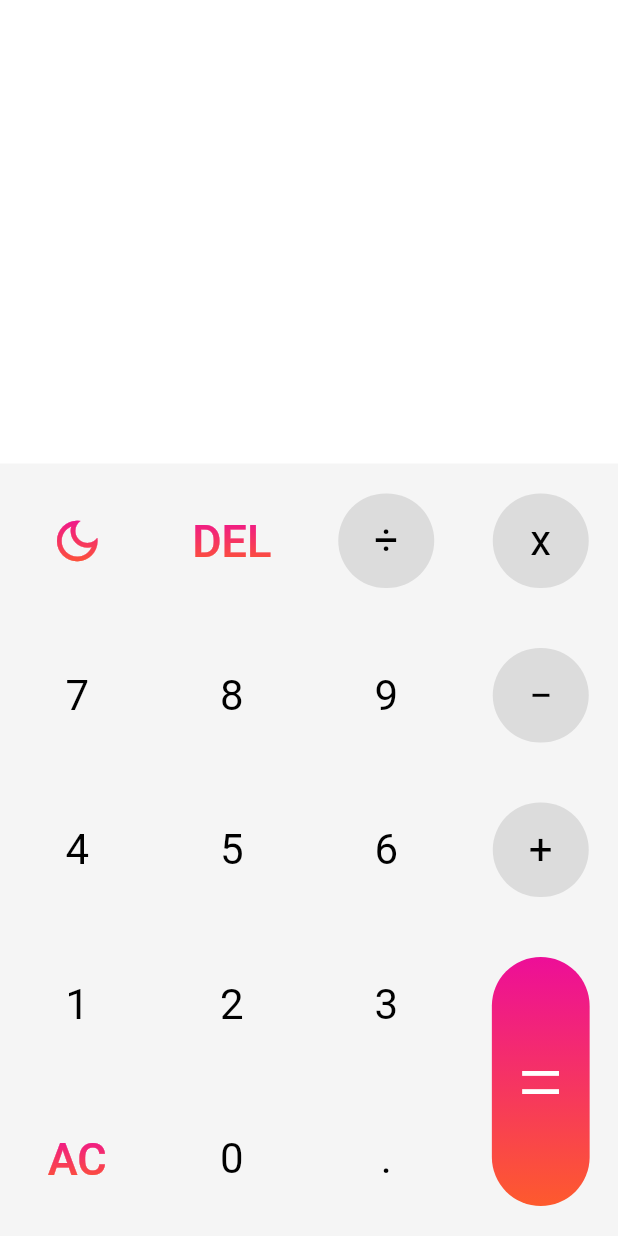
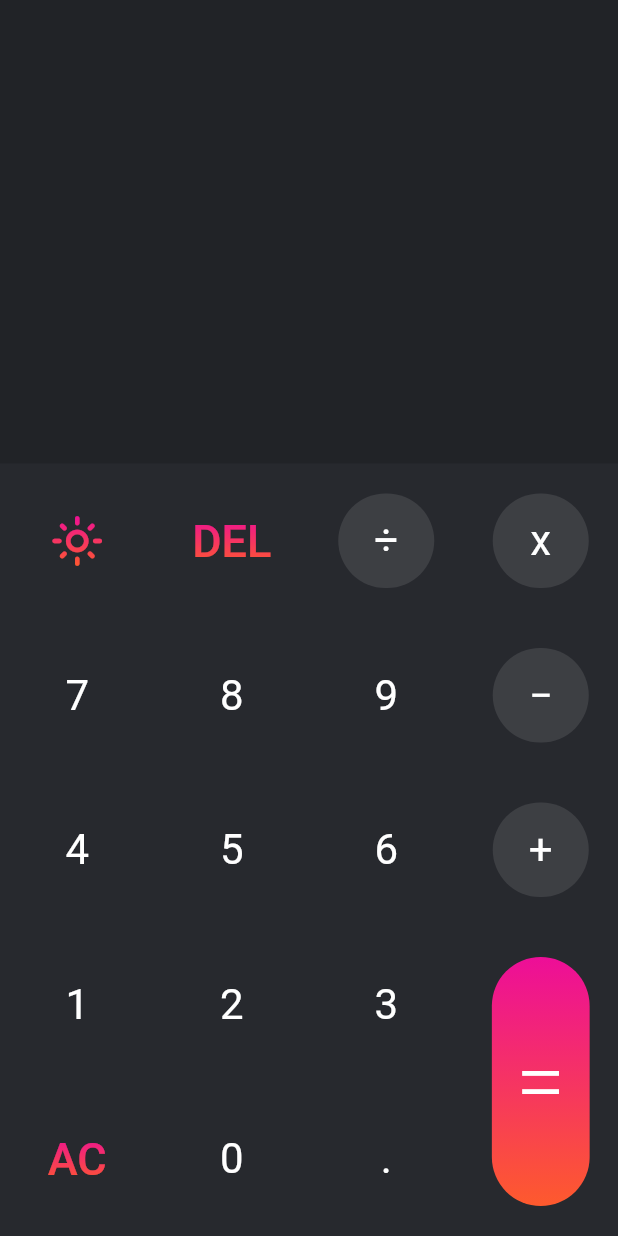
Before and after one commit to TheDarkLord100/calculator, a Flutter app: the screen it shows after launch, after a tap on the "dark mode" icon, on a phone screen of 412 x 824 dp. Run offline on Flutter 3.47's test engine with Material 2 defaults, Android fonts, the phone set to English and light mode, and no system bars; our stand-ins replace math_expressions.

Commit message:
Added dark mode support

```diff
--- a/lib/colors.dart
+++ b/lib/colors.dart
@@ -5,7 +5,7 @@ class Colours {
   static const Color backgroundBlack = Color(0xFF212327);
   static const Color gradientPink = Color(0xFFED0E98);
   static const Color gradientOrange = Color(0xFFFE5A2D);
-  static const Color darkGrey = Color(0xFF27292D);
+  static const Color darkGrey = Color(0xFF27292E);
   static const Color lightGrey = Color(0xFFF5F5F5);
   static const Color lightText = Color(0xFF637381);
   static const Color darkText = Color(0xFFCCCDD7);
--- a/lib/custom_button.dart
+++ b/lib/custom_button.dart
@@ -7,20 +7,21 @@ class CustomButton extends StatelessWidget {
       {Key? key,
       this.text,
       required this.onPressed,
-      this.icon,
+      this.icon, required this.darkMode,
       this.backgroundActive = false})
       : super(key: key);
   final String? text;
   final VoidCallback onPressed;
   final Widget? icon;
   final bool backgroundActive;
+  final bool darkMode;
 
   @override
   Widget build(BuildContext context) {
     return ElevatedButton(
         style: ElevatedButton.styleFrom(
             backgroundColor: backgroundActive
-                ? Colours.black.withOpacity(0.1)
+                ? darkMode ? Colours.backgroundWhite.withOpacity(0.1) : Colours.black.withOpacity(0.1)
                 : Colors.transparent,
             elevation: 0,
             shape: RoundedRectangleBorder(
@@ -29,8 +30,8 @@ class CustomButton extends StatelessWidget {
         child: icon ??
             Text(
               text!,
-              style: const TextStyle(
-                  color: Colours.black,
+              style: TextStyle(
+                  color: darkMode ? Colours.backgroundWhite : Colours.black,
                   fontSize: 28,
                   fontWeight: FontWeight.w400),
             ));
--- a/lib/screen.dart
+++ b/lib/screen.dart
@@ -18,12 +18,13 @@ class _ScreenState extends State<Screen> {
   String output = '';
   bool hideInput = false;
   bool resultCalculated = false;
+  bool darkMode = false;
 
   bool isOperator(String key) => "+/x-".contains(key);
 
   void onButtonPressed(String key) {
     if(key == 'mode') {
-      debugPrint("Mode changed");
+      darkMode = !darkMode;
     }
 
     if(key == "AC") {
@@ -104,10 +105,11 @@ class _ScreenState extends State<Screen> {
     final width = MediaQuery.of(context).size.width;
     return Scaffold(
       appBar: null,
-      backgroundColor: Colours.backgroundWhite,
+      backgroundColor: darkMode ? Colours.backgroundBlack : Colours.backgroundWhite,
       body: Column(
         children: [
-          SizedBox(
+          Container(
+            color: darkMode ? Colours.backgroundBlack : Colours.backgroundWhite,
             width: width,
             child: Column(
               mainAxisAlignment: MainAxisAlignment.end,
@@ -115,22 +117,23 @@ class _ScreenState extends State<Screen> {
               children: [
                 Text(
                   hideInput ? '' : input,
-                  style: const TextStyle(
-                      color: Colours.lightText,
+                  style: TextStyle(
+                      color: darkMode ? Colours.backgroundWhite : Colours.lightText,
                       fontWeight: FontWeight.w600,
                       fontSize: 24),
                 ).padding(bottom: 20),
                 Text(
                   output,
                   style: TextStyle(
+                    color: darkMode ? Colours.backgroundWhite : Colours.black,
                       fontSize: hideInput ? 52 : 36, fontWeight: FontWeight.w600),
                 )
               ],
             ).padding(right: 25, bottom: 20),
           ).asExpanded(),
           Container(
-            decoration: const BoxDecoration(
-              color: Colours.lightGrey,
+            decoration: BoxDecoration(
+              color: darkMode ? Colours.darkGrey : Colours.lightGrey,
             ),
             child: SizedBox(
               width: width,
@@ -142,27 +145,32 @@ class _ScreenState extends State<Screen> {
                     child: Column(
                       children: [
                         CustomButton(
-                          icon: const GradientWidget(
+                          darkMode: darkMode,
+                          icon: GradientWidget(
                             Icon(
-                              Icons.dark_mode_outlined,
+                              darkMode ? Icons.light_mode_outlined : Icons.dark_mode_outlined,
                               size: 36,
                             ),
                           ),
                           onPressed: () => onButtonPressed("mode"),
                         ).vertPadding(val: 20).asExpanded(),
                         CustomButton(
+                          darkMode: darkMode,
                           onPressed: () => onButtonPressed('7'),
                           text: '7',
                         ).vertPadding(val: 20).asExpanded(),
                         CustomButton(
+                          darkMode: darkMode,
                           onPressed: () => onButtonPressed('4'),
                           text: '4',
                         ).vertPadding(val: 20).asExpanded(),
                         CustomButton(
+                          darkMode: darkMode,
                           onPressed: () => onButtonPressed('1'),
                           text: '1',
                         ).vertPadding(val: 20).asExpanded(),
                         CustomButton(
+                          darkMode: darkMode,
                           onPressed: () => onButtonPressed("AC"),
                           icon: const GradientWidget(
                             Text(
@@ -179,6 +187,7 @@ class _ScreenState extends State<Screen> {
                     child: Column(
                       children: [
                         CustomButton(
+                          darkMode: darkMode,
                           onPressed: () => onButtonPressed("DEL"),
                           icon: const GradientWidget(
                             Text(
@@ -189,18 +198,22 @@ class _ScreenState extends State<Screen> {
                           // backgroundActive: true,
                         ).vertPadding(val: 20).asExpanded(),
                         CustomButton(
+                          darkMode: darkMode,
                           onPressed: () => onButtonPressed('8'),
                           text: '8',
                         ).vertPadding(val: 20).asExpanded(),
                         CustomButton(
+                          darkMode: darkMode,
                           onPressed: () => onButtonPressed('5'),
                           text: '5',
                         ).vertPadding(val: 20).asExpanded(),
                         CustomButton(
+                          darkMode: darkMode,
                           onPressed: () => onButtonPressed('2'),
                           text: '2',
                         ).vertPadding(val: 20).asExpanded(),
                         CustomButton(
+                          darkMode: darkMode,
                           onPressed: () => onButtonPressed('0'),
                           text: '0',
                         ).vertPadding(val: 20).asExpanded(),
@@ -212,23 +225,28 @@ class _ScreenState extends State<Screen> {
                     child: Column(
                       children: [
                         CustomButton(
+                          darkMode: darkMode,
                           onPressed: () => onButtonPressed('/'),
                           text: '÷',
                           backgroundActive: true,
                         ).vertPadding(val: 20).asExpanded(),
                         CustomButton(
+                          darkMode: darkMode,
                           onPressed: () => onButtonPressed('9'),
                           text: '9',
                         ).vertPadding(val: 20).asExpanded(),
                         CustomButton(
+                          darkMode: darkMode,
                           onPressed: () => onButtonPressed('6'),
                           text: '6',
                         ).vertPadding(val: 20).asExpanded(),
                         CustomButton(
+                          darkMode: darkMode,
                           onPressed: () => onButtonPressed('3'),
                           text: '3',
                         ).vertPadding(val: 20).asExpanded(),
                         CustomButton(
+                          darkMode: darkMode,
                           onPressed: () => onButtonPressed('.'),
                           text: '.',
                         ).vertPadding(val: 20).asExpanded(),
@@ -240,16 +258,19 @@ class _ScreenState extends State<Screen> {
                     child: Column(
                       children: [
                         CustomButton(
+                          darkMode: darkMode,
                           onPressed: () => onButtonPressed('x'),
                           text: 'x',
                           backgroundActive: true,
                         ).vertPadding(val: 20).asExpanded(),
                         CustomButton(
+                          darkMode: darkMode,
                           onPressed: () => onButtonPressed('-'),
                           text: '−',
                           backgroundActive: true,
                         ).vertPadding(val: 20).asExpanded(),
                         CustomButton(
+                          darkMode: darkMode,
                           onPressed: () => onButtonPressed('+'),
                           text: '+',
                           backgroundActive: true,
@@ -265,6 +286,7 @@ class _ScreenState extends State<Screen> {
                                     Colours.gradientOrange,
                                   ])),
                           child: CustomButton(
+                            darkMode: darkMode,
                             onPressed: () => onButtonPressed("SUBMIT"),
                             icon: const Text(
                               '=',
```
